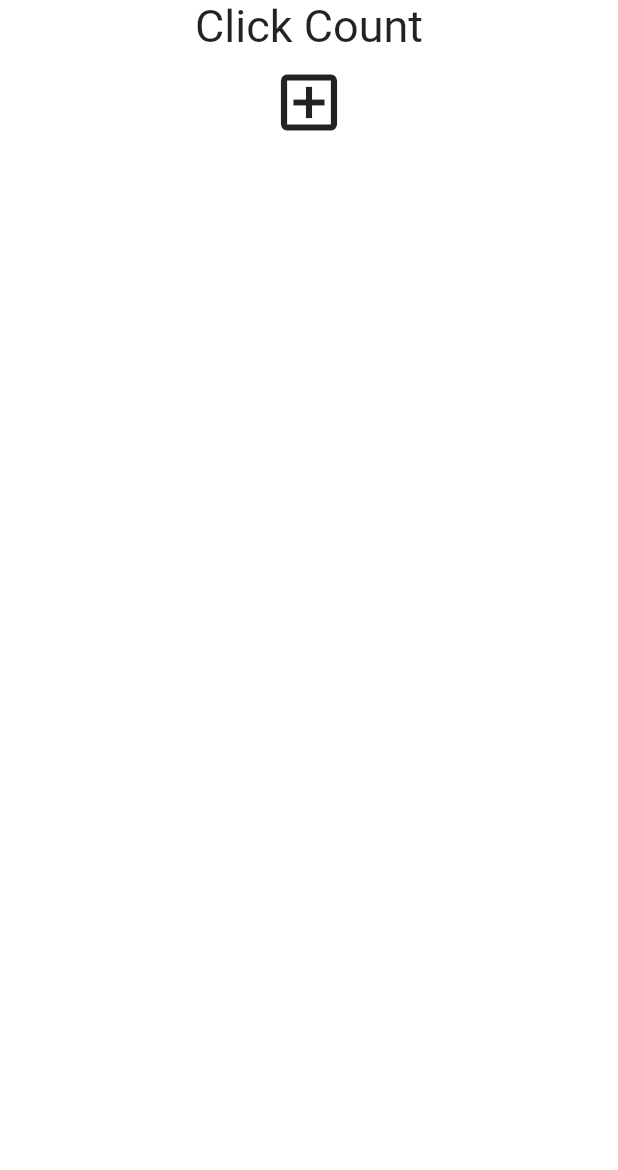
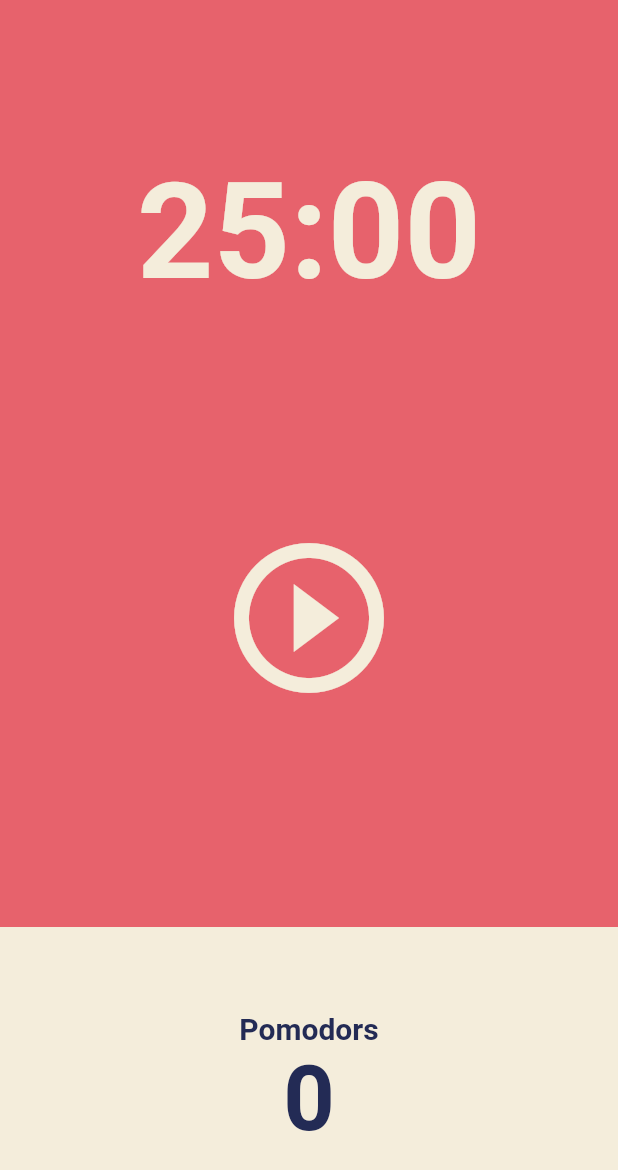
Before and after one commit to jsiku/flutter_counter, a Flutter app: the screen it shows after launch, on a phone screen of 412 x 824 dp. Shown: the top 1170 px of the screen. Run offline on Flutter 3.47's test engine with Material 2 defaults, Android fonts, the phone set to English and light mode, and no system bars.

Commit message:
pomodors design

```diff
--- a/lib/main.dart
+++ b/lib/main.dart
@@ -1,50 +1,24 @@
 import 'package:flutter/material.dart';
+import 'package:flutter_counter/screens/home_screen.dart';
 
 void main() {
-  runApp(const App());
+  runApp(App());
 }
 
-class App extends StatefulWidget {
-  const App({super.key});
-
-  @override
-  State<App> createState() => _AppState();
-}
-
-class _AppState extends State<App> {
-  List<int> numbers = [];
-
-  void onClicked() {
-    setState(() {
-      numbers.add(numbers.length);
-    });
-  }
-
+class App extends StatelessWidget {
   @override
   Widget build(BuildContext context) {
     return MaterialApp(
-      home: Scaffold(
-        backgroundColor: Colors.white,
-        body: SingleChildScrollView(
-          child: Center(
-            child: Column(
-              mainAxisAlignment: MainAxisAlignment.center,
-              children: [
-                const Text(
-                  'Click Count',
-                  style: TextStyle(fontSize: 30),
-                ),
-                for (var n in numbers) Text('$n'),
-                IconButton(
-                  iconSize: 50,
-                  onPressed: onClicked,
-                  icon: const Icon(Icons.add_box_outlined),
-                ),
-              ],
-            ),
+      theme: ThemeData(
+        backgroundColor: const Color(0xFFE7626C),
+        textTheme: const TextTheme(
+          headline1: TextStyle(
+            color: Color(0xFF232B55),
           ),
         ),
+        cardColor: const Color(0xFFF4EDDB),
       ),
+      home: HomeScreen(),
     );
   }
 }
--- /dev/null
+++ b/lib/screens/home_screen.dart
@@ -0,0 +1,86 @@
+import 'package:flutter/material.dart';
+
+class HomeScreen extends StatefulWidget {
+  @override
+  State<HomeScreen> createState() => _HomeScreenState();
+}
+
+class _HomeScreenState extends State<HomeScreen> {
+  @override
+  void initState() {
+    super.initState();
+    print('Initiate');
+  }
+
+  @override
+  Widget build(BuildContext context) {
+    print('build');
+    return Scaffold(
+      backgroundColor: Theme.of(context).backgroundColor,
+      body: Column(
+        children: [
+          Flexible(
+            flex: 1,
+            child: Container(
+              alignment: Alignment.bottomCenter,
+              child: Text(
+                '25:00',
+                style: TextStyle(
+                  color: Theme.of(context).cardColor,
+                  fontSize: 89,
+                  fontWeight: FontWeight.w600,
+                ),
+              ),
+            ),
+          ),
+          Flexible(
+            flex: 2,
+            child: Center(
+              child: IconButton(
+                onPressed: () {},
+                color: Theme.of(context).cardColor,
+                iconSize: 120,
+                icon: const Icon(Icons.play_circle_outline),
+              ),
+            ),
+          ),
+          Flexible(
+            flex: 1,
+            child: Row(
+              children: [
+                Expanded(
+                  child: Container(
+                    decoration: BoxDecoration(
+                      color: Theme.of(context).cardColor,
+                    ),
+                    child: Column(
+                      mainAxisAlignment: MainAxisAlignment.center,
+                      children: [
+                        Text(
+                          'Pomodors',
+                          style: TextStyle(
+                            fontSize: 20,
+                            fontWeight: FontWeight.w600,
+                            color: Theme.of(context).textTheme.headline1!.color,
+                          ),
+                        ),
+                        Text(
+                          '0',
+                          style: TextStyle(
+                            fontSize: 60,
+                            fontWeight: FontWeight.w600,
+                            color: Theme.of(context).textTheme.headline1!.color,
+                          ),
+                        ),
+                      ],
+                    ),
+                  ),
+                ),
+              ],
+            ),
+          ),
+        ],
+      ),
+    );
+  }
+}
```
